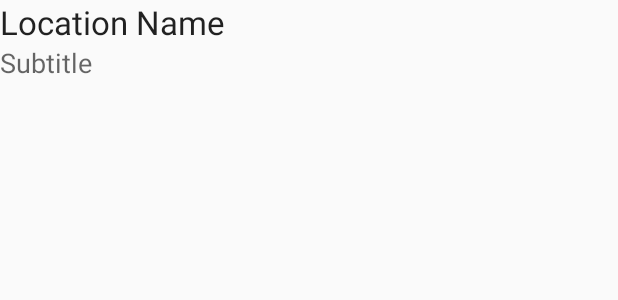
After one commit to kkane098/ContextAwareRinger, an Android app: the layout location_item.xml on its own in the app's theme, with its tools: preview values and no code run, on a phone screen of 412 x 824 dp. The commit adds this screen. Shown: the top 300 px of the screen. Run offline under Robolectric (Android 15) with nearby library versions, the phone set to English and light mode, and no system bars.

Commit message:
Location ListView Adapter completed

```diff
--- a/ContextAwareRingerApp/app/src/main/res/layout/location.xml
+++ b/ContextAwareRingerApp/app/src/main/res/layout/location.xml
@@ -5,7 +5,7 @@
     android:layout_height="match_parent">
 
     <ListView
-        android:id="@+id/ListViewTimes"
+        android:id="@+id/ListViewLocation"
         android:layout_width="match_parent"
         android:layout_height="wrap_content" />
 
--- /dev/null
+++ b/ContextAwareRingerApp/app/src/main/res/layout/location_item.xml
@@ -0,0 +1,20 @@
+<?xml version="1.0" encoding="utf-8"?>
+<LinearLayout xmlns:android="http://schemas.android.com/apk/res/android"
+    android:orientation="vertical" android:layout_width="match_parent"
+    android:layout_height="match_parent">
+
+    <TextView
+        android:text="Location Name"
+        android:textAppearance="@style/Base.TextAppearance.AppCompat.Large"
+        android:id="@+id/textLocationName"
+        android:layout_width="match_parent"
+        android:layout_height="wrap_content" />
+
+    <TextView
+        android:text="Subtitle"
+        android:textAppearance="@style/Base.TextAppearance.AppCompat.Medium"
+        android:id="@+id/textLocationSubtitle"
+        android:layout_width="match_parent"
+        android:layout_height="wrap_content" />
+
+</LinearLayout>
```
Also changed, not shown: ContextAwareRingerApp/app/src/main/java/com/example/ContextAwareRinger/Activities/LocationsActivity.kt (+37 -2 lines), ContextAwareRingerApp/app/src/main/java/com/example/ContextAwareRinger/Data/LocationDataListAdapter.kt (added, +123 -0 lines), ContextAwareRingerApp/app/src/main/java/com/example/ContextAwareRinger/Data/TimeDataListAdapter.kt (added, +44 -0 lines).
